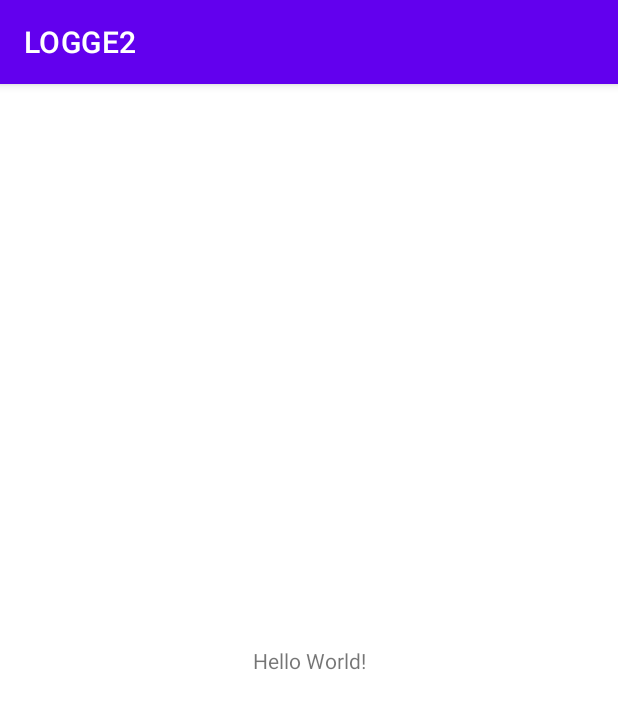
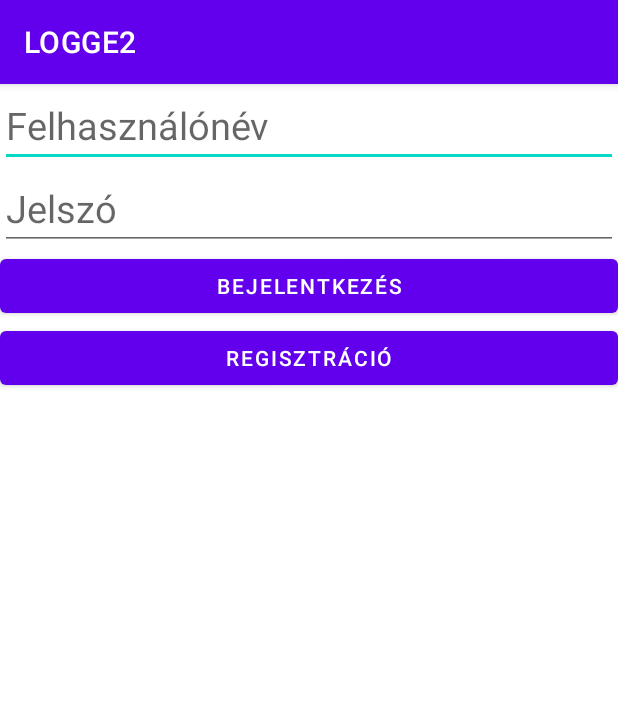
Before and after one commit to Szabolcs01/LOGREG2, an Android app: the screen it shows after launch (MainActivity), on a phone screen of 412 x 824 dp. Shown: the top 709 px of the screen. Run offline under Robolectric (Android 15) with nearby library versions, the phone set to English and light mode, and no system bars.

Commit message:
Main kinézet

```diff
--- a/app/src/main/res/layout/activity_main.xml
+++ b/app/src/main/res/layout/activity_main.xml
@@ -1,18 +1,40 @@
 <?xml version="1.0" encoding="utf-8"?>
-<androidx.constraintlayout.widget.ConstraintLayout xmlns:android="http://schemas.android.com/apk/res/android"
+<LinearLayout xmlns:android="http://schemas.android.com/apk/res/android"
     xmlns:app="http://schemas.android.com/apk/res-auto"
     xmlns:tools="http://schemas.android.com/tools"
     android:layout_width="match_parent"
     android:layout_height="match_parent"
+    android:orientation="vertical"
     tools:context=".MainActivity">
 
-    <TextView
-        android:layout_width="wrap_content"
+    <EditText
+        android:layout_width="match_parent"
         android:layout_height="wrap_content"
-        android:text="Hello World!"
-        app:layout_constraintBottom_toBottomOf="parent"
-        app:layout_constraintLeft_toLeftOf="parent"
-        app:layout_constraintRight_toRightOf="parent"
-        app:layout_constraintTop_toTopOf="parent" />
+        android:textSize="25sp"
+        android:hint="Felhasználónév"
+        android:id="@+id/et_user_input"
+        />
+    <EditText
+        android:layout_width="match_parent"
+        android:layout_height="wrap_content"
+        android:textSize="25sp"
+        android:inputType="textPassword"
+        android:hint="Jelszó"
+        android:id="@+id/et_password_input"
+        />
 
-</androidx.constraintlayout.widget.ConstraintLayout>
+    <Button
+        android:id="@+id/bejelentkezes"
+        android:layout_width="match_parent"
+        android:layout_height="wrap_content"
+        android:text="Bejelentkezés"
+
+        />
+
+    <Button
+        android:id="@+id/regisztracio"
+        android:layout_width="match_parent"
+        android:layout_height="wrap_content"
+        android:text="Regisztráció"
+        />
+</LinearLayout>
```
